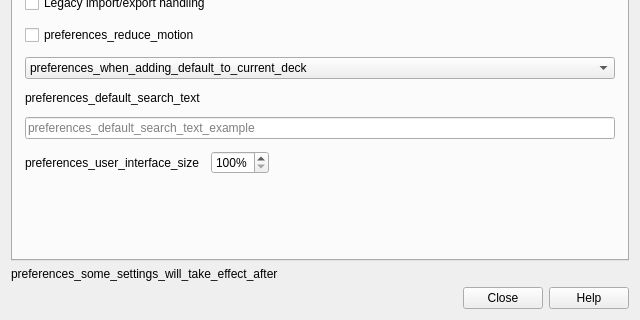
ankitects/anki, file qt/aqt/forms/preferences.ui: the form before one commit; both pictures show x 0 to 640 and y 320 to 640 of the 640 by 640 pixel window.
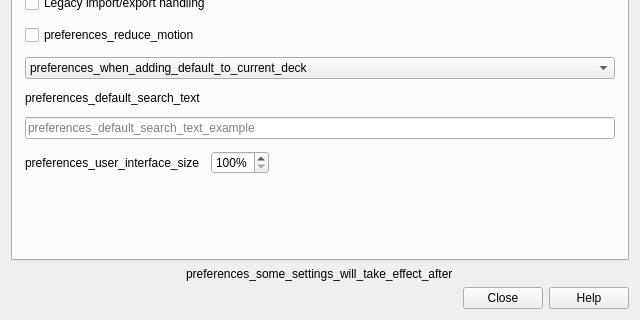
The form after the commit.

Commit message: Center settings-will-take-effect-after notice in preferences screen

Diff of the .ui file:
```diff
--- a/qt/aqt/forms/preferences.ui
+++ b/qt/aqt/forms/preferences.ui
@@ -666,7 +666,7 @@
      </widget>
     </widget>
    </item>
-   <item>
+   <item alignment="Qt::AlignCenter">
     <widget class="QLabel" name="label_21">
      <property name="text">
       <string>preferences_some_settings_will_take_effect_after</string>
```
